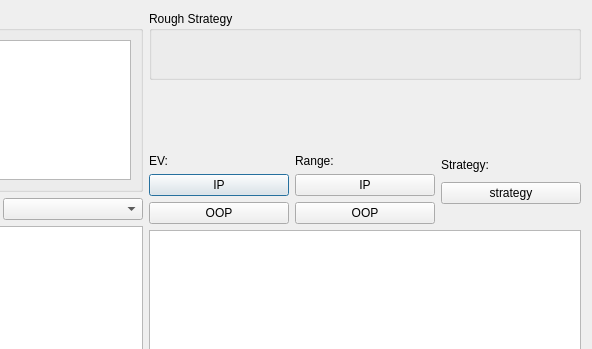
The window that strategyexplorer.ui (bupticybee/TexasSolver) describes before a commit, drawn with Qt 5; both pictures show x 445 to 1037 and y 0 to 349 of the 1037 by 721 pixel window.
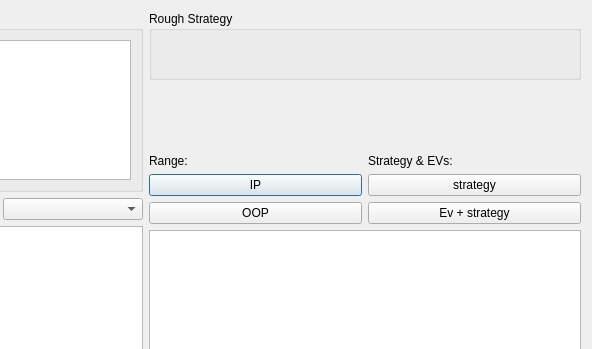
The same window after the commit. Custom widgets are drawn as their Qt base class.

Patch:
```diff
--- a/strategyexplorer.ui
+++ b/strategyexplorer.ui
@@ -90,44 +90,7 @@
       <layout class="QHBoxLayout" name="gameInfoLayout"/>
      </item>
      <item>
-      <layout class="QHBoxLayout" name="modeChoseLayout" stretch="1,1,1">
-       <item>
-        <layout class="QVBoxLayout" name="verticalLayout_4" stretch="1,1,1">
-         <item>
-          <widget class="QLabel" name="label_3">
-           <property name="text">
-            <string>EV:</string>
-           </property>
-          </widget>
-         </item>
-         <item>
-          <widget class="QPushButton" name="pushButton_6">
-           <property name="sizePolicy">
-            <sizepolicy hsizetype="Minimum" vsizetype="Minimum">
-             <horstretch>0</horstretch>
-             <verstretch>0</verstretch>
-            </sizepolicy>
-           </property>
-           <property name="text">
-            <string>IP</string>
-           </property>
-          </widget>
-         </item>
-         <item>
-          <widget class="QPushButton" name="pushButton_2">
-           <property name="sizePolicy">
-            <sizepolicy hsizetype="Minimum" vsizetype="Minimum">
-             <horstretch>0</horstretch>
-             <verstretch>0</verstretch>
-            </sizepolicy>
-           </property>
-           <property name="text">
-            <string>OOP</string>
-           </property>
-          </widget>
-         </item>
-        </layout>
-       </item>
+      <layout class="QHBoxLayout" name="modeChoseLayout" stretch="1,1">
        <item>
         <layout class="QVBoxLayout" name="verticalLayout_5" stretch="1,1,1">
          <item>
@@ -166,11 +129,11 @@
         </layout>
        </item>
        <item>
-        <layout class="QVBoxLayout" name="verticalLayout_6" stretch="1,1,0">
+        <layout class="QVBoxLayout" name="verticalLayout_6" stretch="1,1,1">
          <item>
           <widget class="QLabel" name="label_5">
            <property name="text">
-            <string>Strategy:</string>
+            <string>Strategy &amp; EVs:</string>
            </property>
           </widget>
          </item>
@@ -188,9 +151,15 @@
           </widget>
          </item>
          <item>
-          <widget class="QLabel" name="label_6">
+          <widget class="QPushButton" name="evModeButtom">
+           <property name="sizePolicy">
+            <sizepolicy hsizetype="Minimum" vsizetype="Minimum">
+             <horstretch>0</horstretch>
+             <verstretch>0</verstretch>
+            </sizepolicy>
+           </property>
            <property name="text">
-            <string/>
+            <string>Ev + strategy</string>
            </property>
           </widget>
          </item>
```
